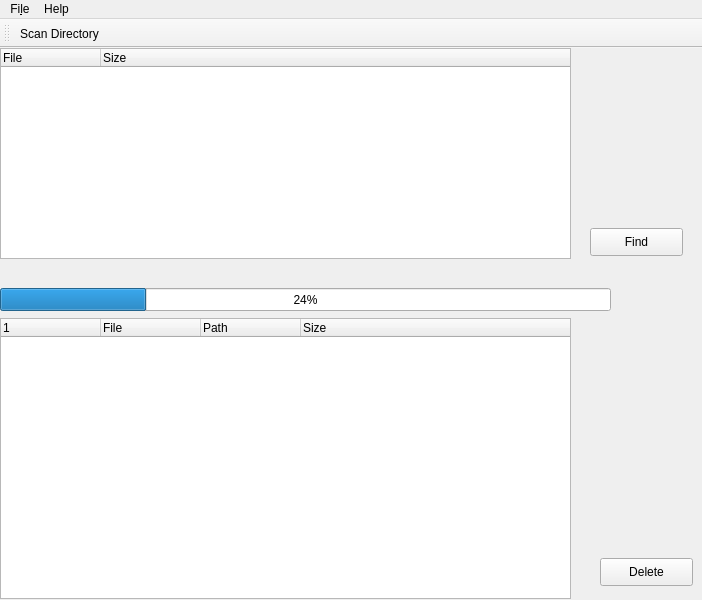
Old version of the form mainwindow.ui in the repository VeronikaLapa/file_copies_finder.
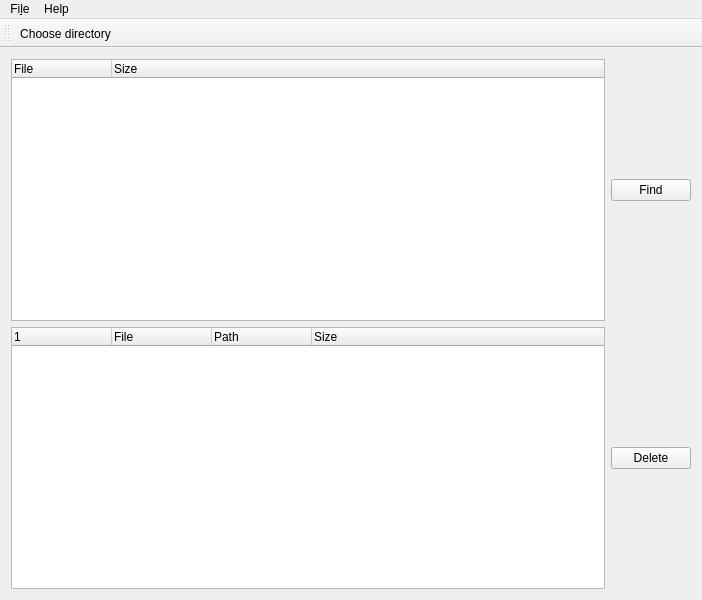
New version of the form.

```diff
--- a/mainwindow.ui
+++ b/mainwindow.ui
@@ -10,21 +10,66 @@
     <height>600</height>
    </rect>
   </property>
+  <property name="sizePolicy">
+   <sizepolicy hsizetype="Expanding" vsizetype="Expanding">
+    <horstretch>0</horstretch>
+    <verstretch>0</verstretch>
+   </sizepolicy>
+  </property>
   <property name="windowTitle">
    <string>MainWindow</string>
   </property>
   <widget class="QWidget" name="centralWidget">
+   <layout class="QVBoxLayout" name="verticalLayout">
+    <item>
+     <layout class="QHBoxLayout" name="horizontalLayout">
+      <item>
+       <widget class="QTreeWidget" name="treeWidget">
+        <property name="sizePolicy">
+         <sizepolicy hsizetype="MinimumExpanding" vsizetype="MinimumExpanding">
+          <horstretch>0</horstretch>
+          <verstretch>0</verstretch>
+         </sizepolicy>
+        </property>
+        <column>
+         <property name="text">
+          <string>File</string>
+         </property>
+        </column>
+        <column>
+         <property name="text">
+          <string>Size</string>
+         </property>
+        </column>
+       </widget>
+      </item>
+      <item>
+       <widget class="QPushButton" name="findButton">
+        <property name="sizePolicy">
+         <sizepolicy hsizetype="Fixed" vsizetype="Fixed">
+          <horstretch>0</horstretch>
+          <verstretch>0</verstretch>
+         </sizepolicy>
+        </property>
+        <property name="text">
+         <string>Find</string>
+        </property>
+       </widget>
+      </item>
+     </layout>
+    </item>
+    <item>
+     <layout class="QHBoxLayout" name="horizontalLayout_2">
+      <item>
    <widget class="QTreeWidget" name="copiesTree">
     <property name="enabled">
      <bool>true</bool>
     </property>
-    <property name="geometry">
-     <rect>
-      <x>0</x>
-      <y>270</y>
-      <width>571</width>
-      <height>281</height>
-     </rect>
+        <property name="sizePolicy">
+         <sizepolicy hsizetype="MinimumExpanding" vsizetype="MinimumExpanding">
+          <horstretch>0</horstretch>
+          <verstretch>0</verstretch>
+         </sizepolicy>
     </property>
     <column>
      <property name="text">
@@ -47,65 +92,23 @@
      </property>
     </column>
    </widget>
+      </item>
+      <item>
    <widget class="QPushButton" name="deleteButton">
-    <property name="geometry">
-     <rect>
-      <x>600</x>
-      <y>510</y>
-      <width>93</width>
-      <height>28</height>
-     </rect>
+        <property name="sizePolicy">
+         <sizepolicy hsizetype="Fixed" vsizetype="Fixed">
+          <horstretch>0</horstretch>
+          <verstretch>0</verstretch>
+         </sizepolicy>
     </property>
     <property name="text">
      <string>Delete</string>
     </property>
    </widget>
-   <widget class="QTreeWidget" name="treeWidget">
-    <property name="geometry">
-     <rect>
-      <x>0</x>
-      <y>0</y>
-      <width>571</width>
-      <height>211</height>
-     </rect>
-    </property>
-    <column>
-     <property name="text">
-      <string>File</string>
-     </property>
-    </column>
-    <column>
-     <property name="text">
-      <string>Size</string>
-     </property>
-    </column>
-   </widget>
-   <widget class="QPushButton" name="findButton">
-    <property name="geometry">
-     <rect>
-      <x>590</x>
-      <y>180</y>
-      <width>93</width>
-      <height>28</height>
-     </rect>
-    </property>
-    <property name="text">
-     <string>Find</string>
-    </property>
-   </widget>
-   <widget class="QProgressBar" name="progressBar">
-    <property name="geometry">
-     <rect>
-      <x>0</x>
-      <y>240</y>
-      <width>611</width>
-      <height>23</height>
-     </rect>
-    </property>
-    <property name="value">
-     <number>24</number>
-    </property>
-   </widget>
+      </item>
+     </layout>
+    </item>
+   </layout>
   </widget>
   <widget class="QMenuBar" name="menuBar">
    <property name="geometry">
@@ -147,7 +150,10 @@
   </widget>
   <action name="actionScan_Directory">
    <property name="text">
-    <string>&amp;Scan Directory...</string>
+    <string>Choose directory</string>
+   </property>
+   <property name="iconText">
+    <string>Choose directory</string>
    </property>
   </action>
   <action name="actionExit">
```
Lines whose indentation alone changed are shown as unchanged.
